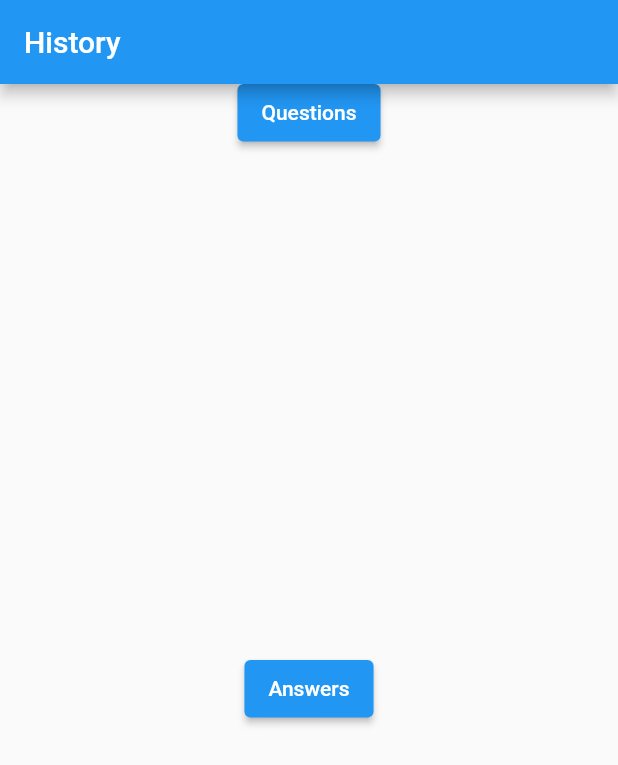
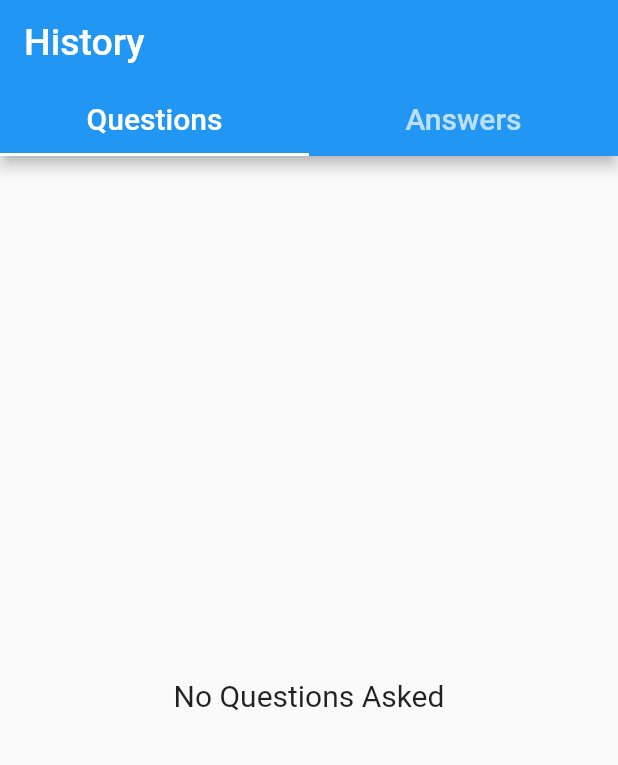
Before and after one commit to audreychen1/tutor_app, a Flutter app: the History screen opened directly, on a phone screen of 412 x 824 dp. Shown: the top 765 px of the screen. Run offline on Flutter 3.47's test engine with Material 2 defaults, Android fonts, the phone set to English and light mode, and no system bars; our stand-ins replace firebase_auth, firebase_core, firebase_database, firebase_storage, flutter_profile_picture, image_picker; missing offline and left inert: bs_flutter_selectbox, multiselect, outline_search_bar; accounts and stored records are empty; Roboto replaces fonts that are missing (Times New Roman).

Commit message:
History page tabs & settings page on profile page

```diff
--- a/lib/history.dart
+++ b/lib/history.dart
@@ -13,15 +13,13 @@ class History extends StatefulWidget {
   State<History> createState() => _HistoryState();
 }
 
-class _HistoryState extends State<History> {
+class _HistoryState extends State<History> with TickerProviderStateMixin{
   List<Question> questions = [];
   List<Question> answeredQuestions = [];
-  bool showQuestions = true;
-  bool showAnswers = true;
 
   _HistoryState() {
+    getComments();
     getQuestions();
-    getComments();
   }
 
   Future<void> getQuestions() async {
@@ -112,40 +110,138 @@ class _HistoryState extends State<History> {
 
   @override
   Widget build(BuildContext context) {
-    void showQuestion() {
-      setState(() {
-        showQuestions = !showQuestions;
-      });
-    }
-    void showAnswer() {
-      setState(() {
-        showAnswers = !showAnswers;
-      });
-    }
+    late TabController _tabController = new TabController(length: 2, vsync: this);
+    // @override
+    // void initState() {
+    //   super.initState();
+    //   // _tabController = TabController(vsync: this, length: 2);
+    // }
 
+    // @override
+    // void dispose() {
+    //   _tabController.dispose();
+    //   super.dispose();
+    // }
+    // return Scaffold(
+    //   appBar: AppBar(
+    //     title: Text("History"),
+    //   ),
+    //   body: Column(
+    //     children: [
+    //       Expanded(
+    //         flex: 5,
+    //           child: ElevatedButton(
+    //             onPressed: () {
+    //               showQuestion();
+    //             },
+    //             child: Text("Questions"),
+    //           )
+    //       ),
+    //       Expanded(
+    //         flex: 45,
+    //         child: Column(
+    //           mainAxisSize: MainAxisSize.min,
+    //           children: [
+    //             Visibility(
+    //               visible: showQuestions,
+    //               child: ListView.builder(
+    //                   shrinkWrap: true,
+    //                   padding: const EdgeInsets.all(8),
+    //                   itemCount: questions.length,
+    //                   itemBuilder: (BuildContext context, int index) {
+    //                     return Column(
+    //                       children: [
+    //                         _buildRow(index, questions),
+    //                         Divider(),
+    //                       ],
+    //                     );
+    //                   }
+    //               ),
+    //             ),
+    //           ],
+    //         ),
+    //       ),
+    //       Expanded(
+    //           flex: 5,
+    //           child: ElevatedButton(
+    //             onPressed: () {
+    //               showAnswer();
+    //             },
+    //             child: Text("Answers"),
+    //           )
+    //       ),
+    //       Expanded(
+    //         flex: 45,
+    //           child:Column(
+    //             mainAxisSize: MainAxisSize.min,
+    //             children: [
+    //               Visibility(
+    //                 visible: showAnswers,
+    //                 child: ListView.builder(
+    //                   shrinkWrap: true,
+    //                   padding: const EdgeInsets.all(8),
+    //                   itemCount: answeredQuestions.length,
+    //                     itemBuilder: (BuildContext context, int index) {
+    //                       return Column(
+    //                         children: [
+    //                           _buildRow(index, answeredQuestions),
+    //                           Divider(),
+    //                         ],
+    //                       );
+    //                     }
+    //                 ),
+    //               ),
+    //             ],
+    //           ),
+    //       )
+    //     ],
+    //   )
+    // );
     return Scaffold(
       appBar: AppBar(
-        title: Text("History"),
+        title: Text(
+            "History",
+          style: TextStyle(
+            fontSize: 25,
           ),
-      body: Column(
+        ),
+        bottom: TabBar(
+          controller: _tabController,
+          tabs: const <Widget> [
+            Tab(
+              child: Text(
+                  "Questions",
+                style: TextStyle(
+                  fontSize: 20,
+                ),
+              ),
+            ),
+            Tab(
+              child: Text(
+                "Answers",
+                style: TextStyle(
+                  fontSize: 20,
+                ),
+              ),
+            )
+          ],
+        ),
+      ),
+      body: TabBarView(
+        controller: _tabController,
         children: [
-          Expanded(
-            flex: 5,
-              child: ElevatedButton(
-                onPressed: () {
-                  showQuestion();
-                },
-                child: Text("Questions"),
-              )
+          if (questions.length == 0)
+            Center(
+                child: Text(
+                  "No Questions Asked",
+                  style: TextStyle(
+                    fontSize: 20,
+                    fontFamily: "Times New Roman",
                   ),
-          Expanded(
-            flex: 45,
-            child: Column(
-              mainAxisSize: MainAxisSize.min,
-              children: [
-                Visibility(
-                  visible: showQuestions,
-                  child: ListView.builder(
+                ),
+            ),
+          if (questions.length != 0)
+          ListView.builder(
               shrinkWrap: true,
               padding: const EdgeInsets.all(8),
               itemCount: questions.length,
@@ -158,27 +254,18 @@ class _HistoryState extends State<History> {
                 );
               }
           ),
-                ),
-              ],
+          if (answeredQuestions.length == 0)
+            Center(
+              child: Text(
+                "No Questions Answered",
+                style: TextStyle(
+                  fontSize: 20,
+                  fontFamily: "Times New Roman",
                 ),
               ),
-          Expanded(
-              flex: 5,
-              child: ElevatedButton(
-                onPressed: () {
-                  showAnswer();
-                },
-                child: Text("Answers"),
-              )
             ),
-          Expanded(
-            flex: 45,
-              child:Column(
-                mainAxisSize: MainAxisSize.min,
-                children: [
-                  Visibility(
-                    visible: showAnswers,
-                    child: ListView.builder(
+          if (answeredQuestions.length != 0)
+          ListView.builder(
               shrinkWrap: true,
               padding: const EdgeInsets.all(8),
               itemCount: answeredQuestions.length,
@@ -191,12 +278,8 @@ class _HistoryState extends State<History> {
                 );
               }
               ),
-                  ),
         ],
       ),
-          )
-        ],
-      )
     );
   }
 
--- a/lib/questions.dart
+++ b/lib/questions.dart
@@ -75,6 +75,21 @@ class _QuestionsState extends State<Questions> {
               });
             },
           ),
+          if (questions.length == 0)
+            Center(
+              child: Container(
+                child: Text(
+                  "No Questions",
+                  style: TextStyle(
+                    fontFamily: "Times New Roman",
+                    fontSize: 25,
+                  ),
+                ),
+                margin: EdgeInsets.all(100.0),
+                padding: EdgeInsets.all(5.0),
+              ),
+            ),
+          if (questions.length != 0)
           ListView.builder(
             shrinkWrap: true,
               padding: const EdgeInsets.all(8),
--- a/lib/settings.dart
+++ b/lib/settings.dart
@@ -25,7 +25,6 @@ class _SettingsState extends State<Settings> {
     File file = File(xFile!.path);
     try {
       await profileRef.putFile(file);
-      //await mountainsRef.getDownloadURL();
       await FirebaseDatabase.instance.ref().child("User").child(getUID()).update({
         "profilepic":await profileRef.getDownloadURL(),
       }).then((value) {
```
Also changed, not shown: lib/profile.dart (+76 -7 lines), lib/support_page.dart (added, +19 -0 lines). Lines whose indentation alone changed are shown as unchanged.
